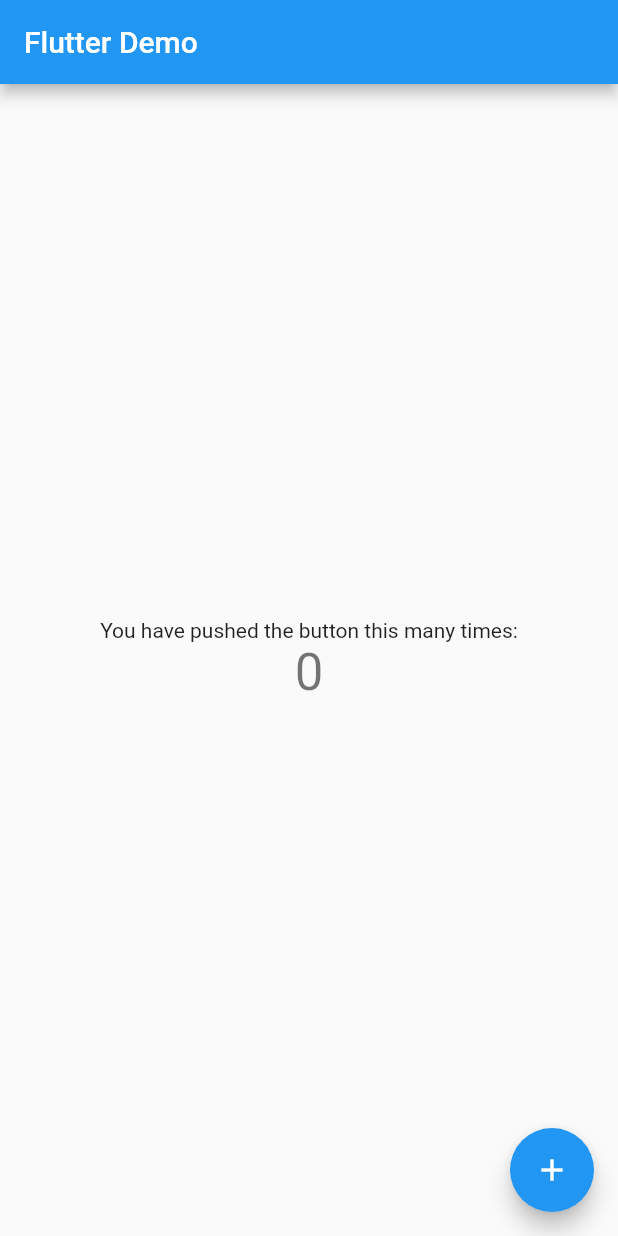
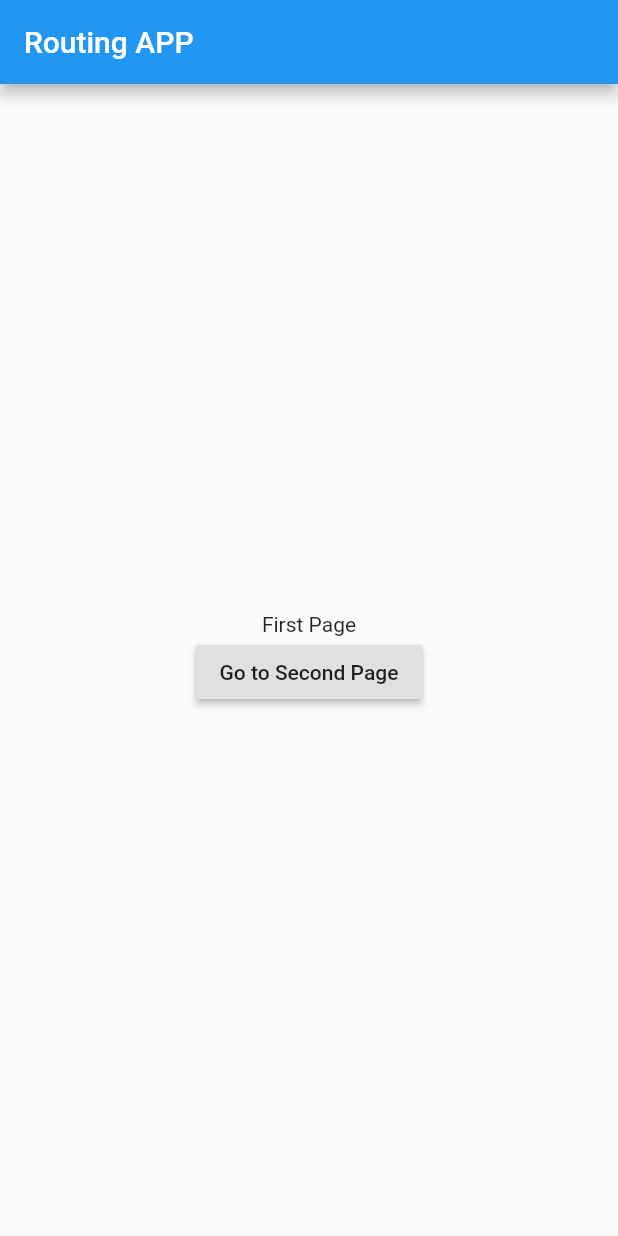
Before and after one commit to iChengbo/flutter_app, a Flutter app: the screen it shows after launch, on a phone screen of 412 x 824 dp. Run offline on Flutter 3.47's test engine with Material 2 defaults, Android fonts, the phone set to English and light mode, and no system bars.

Commit message:
demo: 页面跳转

```diff
--- a/lib/main.dart
+++ b/lib/main.dart
@@ -1,111 +1,82 @@
+import 'package:flutter/cupertino.dart';
 import 'package:flutter/material.dart';
+import 'dart:io';
+import 'package:flutter/services.dart';
 
-void main() => runApp(MyApp());
+void main() {
+  runApp(MyApp());
+  if (Platform.isAndroid) {
+    //设置Android头部的导航栏透明
+    SystemUiOverlayStyle systemUiOverlayStyle =
+        SystemUiOverlayStyle(statusBarColor: Colors.transparent);
+    SystemChrome.setSystemUIOverlayStyle(systemUiOverlayStyle);
+  }
+}
 
 class MyApp extends StatelessWidget {
-  // This widget is the root of your application.
   @override
   Widget build(BuildContext context) {
     return MaterialApp(
       title: 'Flutter Demo',
       theme: ThemeData(
-        // This is the theme of your application.
-        //
-        // Try running your application with "flutter run". You'll see the
-        // application has a blue toolbar. Then, without quitting the app, try
-        // changing the primarySwatch below to Colors.green and then invoke
-        // "hot reload" (press "r" in the console where you ran "flutter run",
-        // or simply save your changes to "hot reload" in a Flutter IDE).
-        // Notice that the counter didn't reset back to zero; the application
-        // is not restarted.
         primarySwatch: Colors.blue,
       ),
-      home: MyHomePage(title: 'Flutter Demo'),
+      home: FirstPage(),
+      routes: {'/secondPage': (_) => SecondPage(data: 'ssssss')},
     );
   }
 }
 
-class MyHomePage extends StatefulWidget {
-  MyHomePage({Key key, this.title}) : super(key: key);
-
-  // This widget is the home page of your application. It is stateful, meaning
-  // that it has a State object (defined below) that contains fields that affect
-  // how it looks.
-
-  // This class is the configuration for the state. It holds the values (in this
-  // case the title) provided by the parent (in this case the App widget) and
-  // used by the build method of the State. Fields in a Widget subclass are
-  // always marked "final".
-
-  final String title;
-
-  @override
-  _MyHomePageState createState() => _MyHomePageState();
-}
-
-class _MyHomePageState extends State<MyHomePage> {
-  int _counter = 0;
-
-  void _incrementCounter() {
-    setState(() {
-      // This call to setState tells the Flutter framework that something has
-      // changed in this State, which causes it to rerun the build method below
-      // so that the display can reflect the updated values. If we changed
-      // _counter without calling setState(), then the build method would not be
-      // called again, and so nothing would appear to happen.
-      _counter++;
-    });
-  }
+class FirstPage extends StatelessWidget {
+  const FirstPage({Key key}) : super(key: key);
 
   @override
   Widget build(BuildContext context) {
-    // This method is rerun every time setState is called, for instance as done
-    // by the _incrementCounter method above.
-    //
-    // The Flutter framework has been optimized to make rerunning build methods
-    // fast, so that you can just rebuild anything that needs updating rather
-    // than having to individually change instances of widgets.
     return Scaffold(
       appBar: AppBar(
-        // Here we take the value from the MyHomePage object that was created by
-        // the App.build method, and use it to set our appbar title.
-        title: Text(widget.title),
+        title: Text('Routing APP'),
       ),
       body: Center(
-        // Center is a layout widget. It takes a single child and positions it
-        // in the middle of the parent.
         child: Column(
-          // Column is also a layout widget. It takes a list of children and
-          // arranges them vertically. By default, it sizes itself to fit its
-          // children horizontally, and tries to be as tall as its parent.
-          //
-          // Invoke "debug painting" (press "p" in the console, choose the
-          // "Toggle Debug Paint" action from the Flutter Inspector in Android
-          // Studio, or the "Toggle Debug Paint" command in Visual Studio Code)
-          // to see the wireframe for each widget.
-          //
-          // Column has various properties to control how it sizes itself and
-          // how it positions its children. Here we use mainAxisAlignment to
-          // center the children vertically; the main axis here is the vertical
-          // axis because Columns are vertical (the cross axis would be
-          // horizontal).
-          mainAxisAlignment: MainAxisAlignment.center,
+          mainAxisSize: MainAxisSize.min,
           children: <Widget>[
-            Text(
-              'You have pushed the button this many times:',
-            ),
-            Text(
-              '$_counter',
-              style: Theme.of(context).textTheme.display1,
-            ),
+            Text('First Page'),
+            RaisedButton(
+              child: Text('Go to Second Page'),
+              onPressed: () => {
+                Navigator.of(context).pushNamed('/secondPage')
+                // Navigator.of(context).push(CupertinoPageRoute(
+                //     builder: (context) => SecondPage(data: 'I want go to next Page!!')))
+              },
+            )
           ],
         ),
       ),
-      floatingActionButton: FloatingActionButton(
-        onPressed: _incrementCounter,
-        tooltip: 'Increment',
-        child: Icon(Icons.add),
-      ), // This trailing comma makes auto-formatting nicer for build methods.
     );
   }
 }
+
+class SecondPage extends StatelessWidget {
+  final String data;
+
+  SecondPage({
+    Key key,
+    @required this.data,
+  }) : super(key: key);
+
+  @override
+  Widget build(BuildContext context) {
+    return Scaffold(
+      appBar: AppBar(title: Text('Second Page')),
+      body: Center(
+        child: Column(
+          mainAxisSize: MainAxisSize.min,
+          children: <Widget>[
+            Text('Second page', style: TextStyle(fontSize: 50)),
+            Text(data, style: TextStyle(fontSize: 20))
+          ],
+        ),
+      ),
+    );
+  }
+}
```
